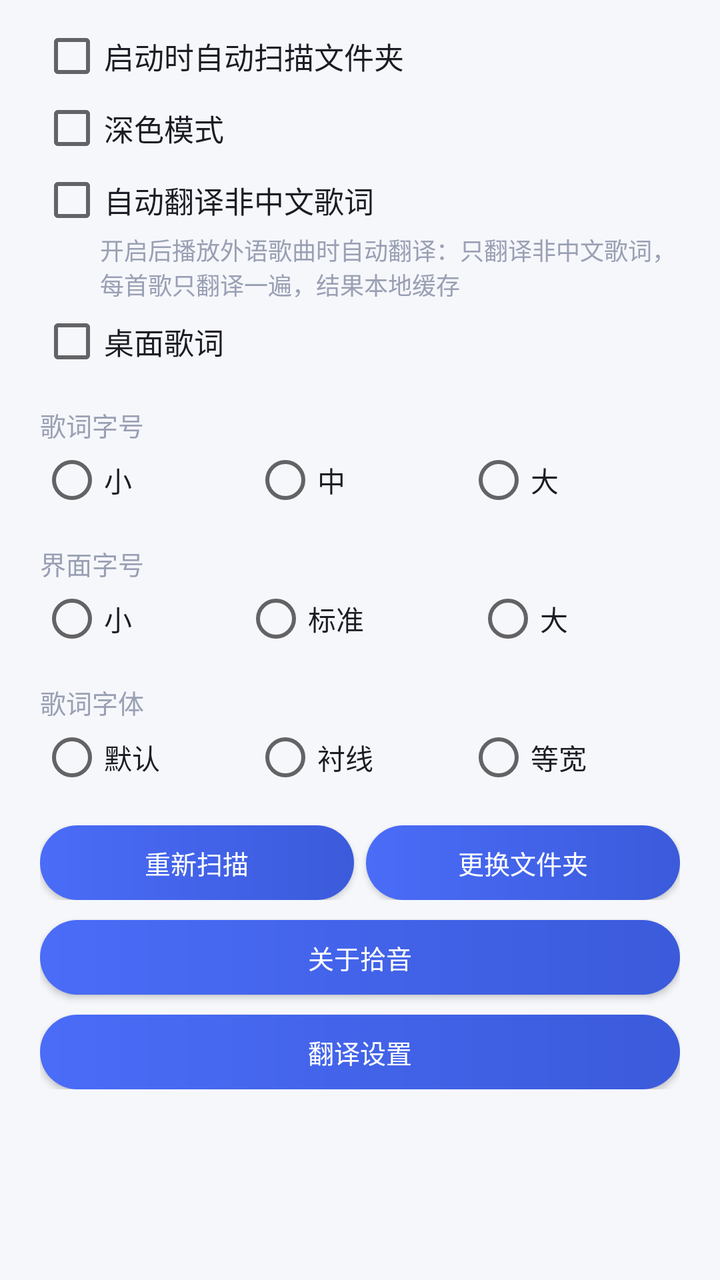
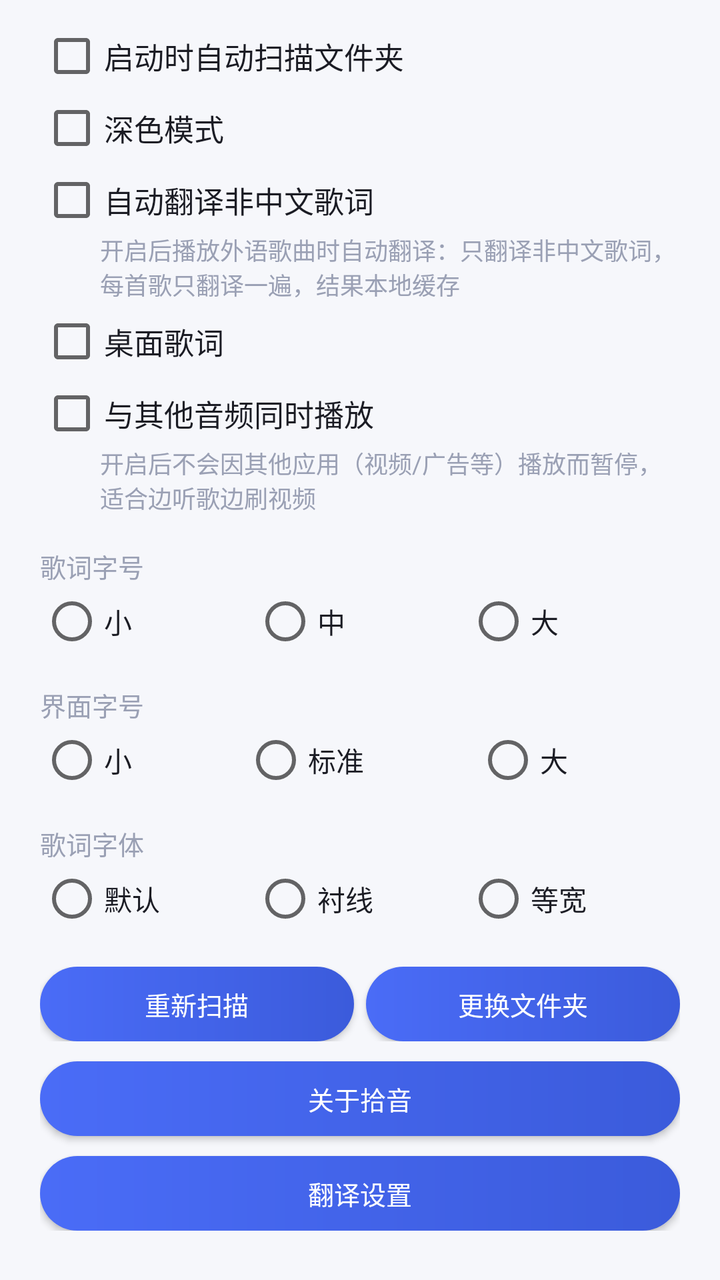

Compare the two renders of this Android layout. The source of the first and the diff that turns it into the second are given below.
<!-- AndroidManifest.xml: application theme Theme.SubtitlePlayer -->
<!-- res/layout/settings_dialog.xml -->
<?xml version="1.0" encoding="utf-8"?>
<ScrollView xmlns:android="http://schemas.android.com/apk/res/android"
    android:layout_width="match_parent"
    android:layout_height="wrap_content">

    <LinearLayout
        android:layout_width="match_parent"
        android:layout_height="wrap_content"
        android:orientation="vertical"
        android:paddingStart="20dp"
        android:paddingEnd="20dp"
        android:paddingTop="12dp"
        android:paddingBottom="4dp">

        <CheckBox
            android:id="@+id/chkAutoScan"
            android:layout_width="match_parent"
            android:layout_height="wrap_content"
            android:text="@string/auto_scan"
            android:textColor="@color/text_primary"
            android:textSize="15sp" />

        <CheckBox
            android:id="@+id/chkDark"
            android:layout_width="match_parent"
            android:layout_height="wrap_content"
            android:layout_marginTop="4dp"
            android:text="@string/dark_mode"
            android:textColor="@color/text_primary"
            android:textSize="15sp" />

        <CheckBox
            android:id="@+id/chkAutoTrans"
            android:layout_width="match_parent"
            android:layout_height="wrap_content"
            android:layout_marginTop="4dp"
            android:text="@string/auto_trans"
            android:textColor="@color/text_primary"
            android:textSize="15sp" />

        <TextView
            android:layout_width="match_parent"
            android:layout_height="wrap_content"
            android:layout_marginStart="30dp"
            android:text="@string/auto_trans_hint"
            android:textColor="@color/text_hint"
            android:textSize="12sp" />

        <CheckBox
            android:id="@+id/chkDesktopLyrics"
            android:layout_width="match_parent"
            android:layout_height="wrap_content"
            android:layout_marginTop="4dp"
            android:text="@string/desktop_lyrics_label"
            android:textColor="@color/text_primary"
            android:textSize="15sp" />

        <LinearLayout
            android:id="@+id/lyricsGroup"
            android:layout_width="match_parent"
            android:layout_height="wrap_content"
            android:layout_marginStart="30dp"
            android:orientation="vertical"
            android:visibility="gone">

            <TextView
                android:layout_width="match_parent"
                android:layout_height="wrap_content"
                android:layout_marginTop="8dp"
                android:text="@string/desktop_lyrics_size_label"
                android:textColor="@color/text_hint"
                android:textSize="13sp" />

            <RadioGroup
                android:id="@+id/rgDesktopSize"
                android:layout_width="match_parent"
                android:layout_height="wrap_content"
                android:orientation="horizontal">

                <RadioButton
                    android:id="@+id/rbDesktopSizeS"
                    android:layout_width="wrap_content"
                    android:layout_height="wrap_content"
                    android:layout_weight="1"
                    android:tag="0"
                    android:text="@string/size_small"
                    android:textColor="@color/text_primary" />

                <RadioButton
                    android:id="@+id/rbDesktopSizeM"
                    android:layout_width="wrap_content"
                    android:layout_height="wrap_content"
                    android:layout_weight="1"
                    android:tag="1"
                    android:text="@string/size_medium"
                    android:textColor="@color/text_primary" />

                <RadioButton
                    android:id="@+id/rbDesktopSizeL"
                    android:layout_width="wrap_content"
                    android:layout_height="wrap_content"
                    android:layout_weight="1"
                    android:tag="2"
                    android:text="@string/size_large"
                    android:textColor="@color/text_primary" />
            </RadioGroup>

            <TextView
                android:layout_width="match_parent"
                android:layout_height="wrap_content"
                android:layout_marginTop="8dp"
                android:text="@string/desktop_lyrics_alpha_label"
                android:textColor="@color/text_hint"
                android:textSize="13sp" />

            <RadioGroup
                android:id="@+id/rgDesktopAlpha"
                android:layout_width="match_parent"
                android:layout_height="wrap_content"
                android:orientation="horizontal">

                <RadioButton
                    android:id="@+id/rbDesktopAlpha0"
                    android:layout_width="wrap_content"
                    android:layout_height="wrap_content"
                    android:layout_weight="1"
                    android:tag="0"
                    android:text="@string/desktop_lyrics_alpha_0"
                    android:textColor="@color/text_primary" />

                <RadioButton
                    android:id="@+id/rbDesktopAlpha1"
                    android:layout_width="wrap_content"
                    android:layout_height="wrap_content"
                    android:layout_weight="1"
                    android:tag="1"
                    android:text="@string/desktop_lyrics_alpha_1"
                    android:textColor="@color/text_primary" />

                <RadioButton
                    android:id="@+id/rbDesktopAlpha2"
                    android:layout_width="wrap_content"
                    android:layout_height="wrap_content"
                    android:layout_weight="1"
                    android:tag="2"
                    android:text="@string/desktop_lyrics_alpha_2"
                    android:textColor="@color/text_primary" />
            </RadioGroup>

            <CheckBox
                android:id="@+id/chkLyricsLocked"
                android:layout_width="match_parent"
                android:layout_height="wrap_content"
                android:layout_marginTop="4dp"
                android:text="@string/desktop_lyrics_locked"
                android:textColor="@color/text_primary"
                android:textSize="14sp" />
        </LinearLayout>

        <TextView
            android:layout_width="match_parent"
            android:layout_height="wrap_content"
            android:layout_marginTop="16dp"
            android:text="@string/lyric_size_label"
            android:textColor="@color/text_hint"
            android:textSize="13sp" />

        <RadioGroup
            android:id="@+id/rgLyricSize"
            android:layout_width="match_parent"
            android:layout_height="wrap_content"
            android:layout_marginTop="2dp"
            android:orientation="horizontal">

            <RadioButton
                android:id="@+id/rbLyricSmall"
                android:layout_width="wrap_content"
                android:layout_height="wrap_content"
                android:layout_weight="1"
                android:tag="15"
                android:text="@string/size_small"
                android:textColor="@color/text_primary" />

            <RadioButton
                android:id="@+id/rbLyricMid"
                android:layout_width="wrap_content"
                android:layout_height="wrap_content"
                android:layout_weight="1"
                android:tag="18"
                android:text="@string/size_medium"
                android:textColor="@color/text_primary" />

            <RadioButton
                android:id="@+id/rbLyricLarge"
                android:layout_width="wrap_content"
                android:layout_height="wrap_content"
                android:layout_weight="1"
                android:tag="22"
                android:text="@string/size_large"
                android:textColor="@color/text_primary" />
        </RadioGroup>

        <TextView
            android:layout_width="match_parent"
            android:layout_height="wrap_content"
            android:layout_marginTop="16dp"
            android:text="@string/ui_size_label"
            android:textColor="@color/text_hint"
            android:textSize="13sp" />

        <RadioGroup
            android:id="@+id/rgUiSize"
            android:layout_width="match_parent"
            android:layout_height="wrap_content"
            android:layout_marginTop="2dp"
            android:orientation="horizontal">

            <RadioButton
                android:id="@+id/rbUiSmall"
                android:layout_width="wrap_content"
                android:layout_height="wrap_content"
                android:layout_weight="1"
                android:tag="13"
                android:text="@string/size_small"
                android:textColor="@color/text_primary" />

            <RadioButton
                android:id="@+id/rbUiStd"
                android:layout_width="wrap_content"
                android:layout_height="wrap_content"
                android:layout_weight="1"
                android:tag="15"
                android:text="@string/size_standard"
                android:textColor="@color/text_primary" />

            <RadioButton
                android:id="@+id/rbUiLarge"
                android:layout_width="wrap_content"
                android:layout_height="wrap_content"
                android:layout_weight="1"
                android:tag="17"
                android:text="@string/size_large"
                android:textColor="@color/text_primary" />
        </RadioGroup>

        <TextView
            android:layout_width="match_parent"
            android:layout_height="wrap_content"
            android:layout_marginTop="16dp"
            android:text="@string/lyric_font_label"
            android:textColor="@color/text_hint"
            android:textSize="13sp" />

        <RadioGroup
            android:id="@+id/rgFont"
            android:layout_width="match_parent"
            android:layout_height="wrap_content"
            android:layout_marginTop="2dp"
            android:orientation="horizontal">

            <RadioButton
                android:id="@+id/rbFontDefault"
                android:layout_width="wrap_content"
                android:layout_height="wrap_content"
                android:layout_weight="1"
                android:tag="0"
                android:text="@string/font_default"
                android:textColor="@color/text_primary" />

            <RadioButton
                android:id="@+id/rbFontSerif"
                android:layout_width="wrap_content"
                android:layout_height="wrap_content"
                android:layout_weight="1"
                android:tag="1"
                android:text="@string/font_serif"
                android:textColor="@color/text_primary" />

            <RadioButton
                android:id="@+id/rbFontMono"
                android:layout_width="wrap_content"
                android:layout_height="wrap_content"
                android:layout_weight="1"
                android:tag="2"
                android:text="@string/font_mono"
                android:textColor="@color/text_primary" />
        </RadioGroup>

        <LinearLayout
            android:layout_width="match_parent"
            android:layout_height="wrap_content"
            android:layout_marginTop="18dp"
            android:orientation="horizontal">

            <Button
                android:id="@+id/btnRescanNow"
                style="@style/BtnStyle"
                android:layout_width="0dp"
                android:layout_height="wrap_content"
                android:layout_marginEnd="6dp"
                android:layout_weight="1"
                android:text="@string/rescan" />

            <Button
                android:id="@+id/btnChangeFolder"
                style="@style/BtnStyle"
                android:layout_width="0dp"
                android:layout_height="wrap_content"
                android:layout_weight="1"
                android:text="@string/change_folder" />
        </LinearLayout>

        <Button
            android:id="@+id/btnAbout"
            style="@style/BtnStyle"
            android:layout_width="match_parent"
            android:layout_height="wrap_content"
            android:layout_marginTop="10dp"
            android:text="@string/about" />

        <Button
            android:id="@+id/btnTransSettings"
            style="@style/BtnStyle"
            android:layout_width="match_parent"
            android:layout_height="wrap_content"
            android:layout_marginTop="10dp"
            android:text="@string/trans_settings" />

    </LinearLayout>
</ScrollView>
<!-- resources referenced by this layout -->
<resources>
  <color name="text_hint">#9AA0B4</color>
  <color name="text_primary">#1B1C24</color>
  <string name="about">关于拾音</string>
  <string name="auto_scan">启动时自动扫描文件夹</string>
  <string name="auto_trans">自动翻译非中文歌词</string>
  <string name="auto_trans_hint">开启后播放外语歌曲时自动翻译：只翻译非中文歌词，每首歌只翻译一遍，结果本地缓存</string>
  <string name="change_folder">更换文件夹</string>
  <string name="dark_mode">深色模式</string>
  <string name="desktop_lyrics_alpha_0">不透明</string>
  <string name="desktop_lyrics_alpha_1">半透明</string>
  <string name="desktop_lyrics_alpha_2">更透明</string>
  <string name="desktop_lyrics_alpha_label">背景透明度</string>
  <string name="desktop_lyrics_label">桌面歌词</string>
  <string name="desktop_lyrics_locked">锁定位置（不可拖动）</string>
  <string name="desktop_lyrics_size_label">歌词字号</string>
  <string name="font_default">默认</string>
  <string name="font_mono">等宽</string>
  <string name="font_serif">衬线</string>
  <string name="lyric_font_label">歌词字体</string>
  <string name="lyric_size_label">歌词字号</string>
  <string name="rescan">重新扫描</string>
  <string name="size_large">大</string>
  <string name="size_medium">中</string>
  <string name="size_small">小</string>
  <string name="size_standard">标准</string>
  <string name="trans_settings">翻译设置</string>
  <string name="ui_size_label">界面字号</string>
  <style name="BtnStyle" parent="Widget.AppCompat.Button">
          <item name="android:background">@drawable/bg_button</item>
          <item name="android:textColor">@color/white</item>
          <item name="android:textAllCaps">false</item>
          <item name="android:textSize">13sp</item>
          <item name="android:minHeight">0dp</item>
          <item name="android:minWidth">0dp</item>
          <item name="android:insetTop">0dp</item>
          <item name="android:insetBottom">0dp</item>
          <item name="android:paddingTop">9dp</item>
          <item name="android:paddingBottom">9dp</item>
          <item name="android:paddingStart">10dp</item>
          <item name="android:paddingEnd">10dp</item>
      </style>
  <style name="Theme.SubtitlePlayer" parent="Theme.AppCompat.DayNight.NoActionBar">
          <item name="android:windowBackground">@color/bg</item>
          <item name="android:statusBarColor">@color/bg</item>
          <item name="android:navigationBarColor">@color/bg</item>
      </style>
  <!-- drawable bg_button (drawable) -->
  <?xml version="1.0" encoding="utf-8"?>
  <shape xmlns:android="http://schemas.android.com/apk/res/android"
      android:shape="rectangle">
      <corners android:radius="22dp" />
      <gradient
          android:angle="0"
          android:endColor="@color/accent_dark"
          android:startColor="@color/accent" />
  </shape>
  <color name="white">#FFFFFF</color>
  <color name="bg">#F6F7FB</color>
  <color name="accent_dark">#3B5BDB</color>
  <color name="accent">#4A6CF7</color>
</resources>

<!-- the commit's change to res/layout/settings_dialog.xml (unified diff, before → after) -->
@@ -157,6 +157,23 @@
                 android:textSize="14sp" />
         </LinearLayout>
 
+        <CheckBox
+            android:id="@+id/chkMixAudio"
+            android:layout_width="match_parent"
+            android:layout_height="wrap_content"
+            android:layout_marginTop="4dp"
+            android:text="@string/mix_audio_label"
+            android:textColor="@color/text_primary"
+            android:textSize="15sp" />
+
+        <TextView
+            android:layout_width="match_parent"
+            android:layout_height="wrap_content"
+            android:layout_marginStart="30dp"
+            android:text="@string/mix_audio_hint"
+            android:textColor="@color/text_hint"
+            android:textSize="12sp" />
+
         <TextView
             android:layout_width="match_parent"
             android:layout_height="wrap_content"
<!-- resource entries referenced after the edit -->
@@ -20,6 +20,8 @@
   <string name="font_serif">衬线</string>
   <string name="lyric_font_label">歌词字体</string>
   <string name="lyric_size_label">歌词字号</string>
+  <string name="mix_audio_hint">开启后不会因其他应用（视频/广告等）播放而暂停，适合边听歌边刷视频</string>
+  <string name="mix_audio_label">与其他音频同时播放</string>
   <string name="rescan">重新扫描</string>
   <string name="size_large">大</string>
   <string name="size_medium">中</string>
